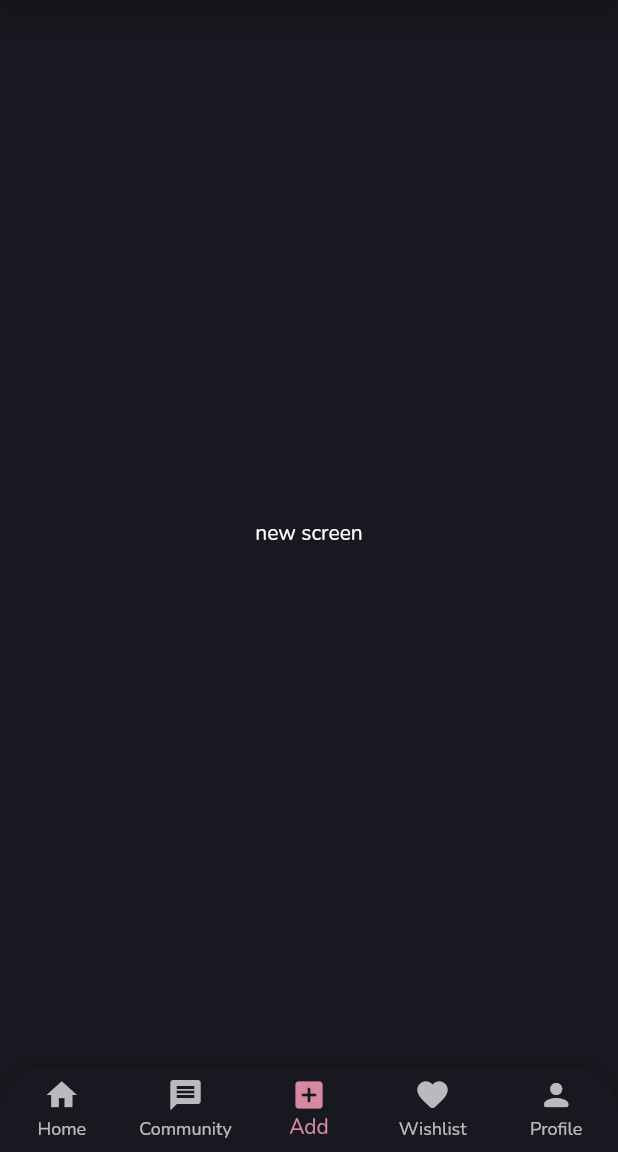
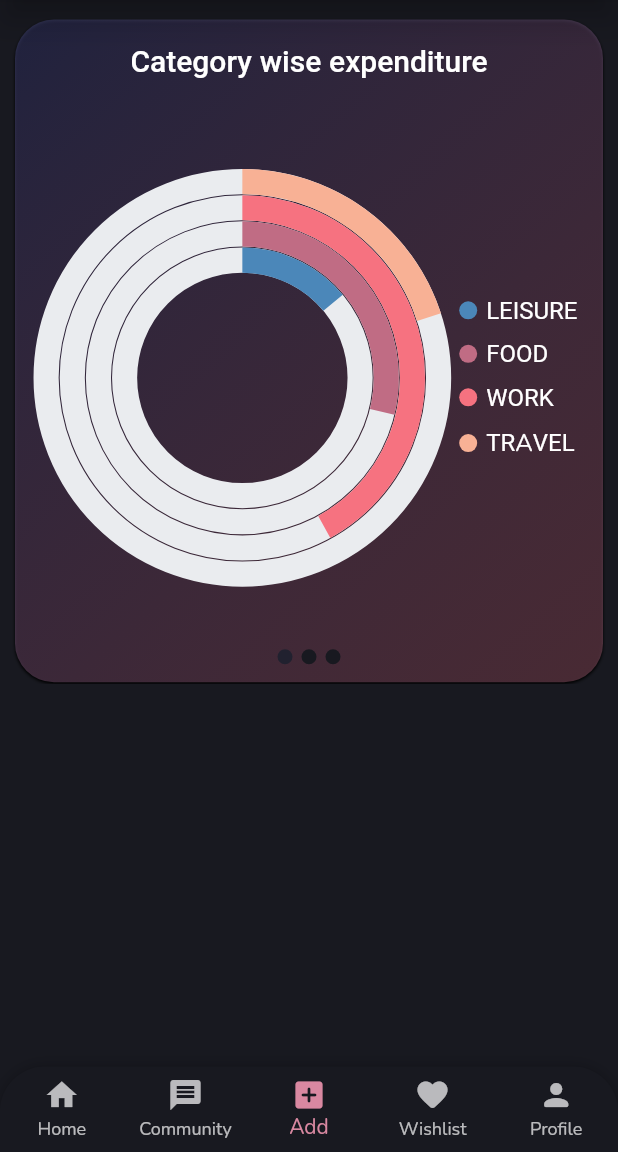
Before and after one commit to Ravi-Maurya74/Savio, a Flutter app: the ScaffoldScreen screen opened by its route, item 3 of the bottom bar chosen, on a phone screen of 412 x 824 dp, the part 84-1236 px from its top. Run offline on Flutter 3.47's test engine with Material 2 defaults, Android fonts, the phone set to English and light mode, and no system bars; drawn by our look-alikes of card_swiper; our stand-ins replace adaptive_dialog, firebase_auth, firebase_core, flutter_staggered_animations, google_fonts, google_sign_in and 3 more; accounts and stored records are empty; network calls fail.

Commit message:
Added Charts into Empty ScreenChanged Notification

```diff
--- a/lib/screens/scaffold_screen.dart
+++ b/lib/screens/scaffold_screen.dart
@@ -89,10 +89,10 @@ class _ScaffoldScreenState extends State<ScaffoldScreen> {
         ),
         body: IndexedStack(
           index: selectedIndex,
-          children: const [
+          children: [
             HomeTab(),
             CommunityTab(),
-            NewNavBarTab(),
+            inDepthVisualization(),
             WishlistTab(),
             UserProfileTab(),
           ],
--- a/lib/tabs/home_tab.dart
+++ b/lib/tabs/home_tab.dart
@@ -81,7 +81,7 @@ class HomeTab extends StatelessWidget {
                     },
                   ),
                   CircularIconCard(
-                    alertIcon: student.savings < 0
+                    alertIcon: context.watch<Student>().savings < 0
                         ? Notificationtile(isCrossed: true)
                         : Notificationtile(isCrossed: false),
                     onPress: () {
--- a/lib/tabs/new_screen.dart
+++ b/lib/tabs/new_screen.dart
@@ -1,13 +1,37 @@
+import 'package:exp_man/screens/your_savings_screen.dart';
 import 'package:flutter/material.dart';
+import 'package:card_swiper/card_swiper.dart';
+import 'package:syncfusion_flutter_charts/charts.dart';
+import 'package:exp_man/utilities/RadialBarChart.dart';
+import 'package:exp_man/utilities/MonthComparisonChart.dart';
 
-class NewNavBarTab extends StatelessWidget {
-  const NewNavBarTab({super.key});
+class inDepthVisualization extends StatelessWidget {
+  final List<Widget> charts = [RadialChart(), MyWidget(), RadialChart()];
 
   @override
   Widget build(BuildContext context) {
-    debugPrint('new screen rebuild');
-    return const Center(
-      child: Text('new screen'),
+    Size size = MediaQuery.of(context).size;
+    return Scaffold(
+      body: SafeArea(
+          child: Padding(
+        padding: const EdgeInsets.all(8.0),
+        child: Column(
+          children: [
+            Expanded(
+              child: Swiper(
+                containerWidth: size.width * 0.8,
+                containerHeight: size.height * 0.5,
+                pagination: SwiperPagination(),
+                itemCount: 3,
+                itemBuilder: (context, index) => charts[index],
+              ),
+            ),
+            Container(
+              height: size.height * 0.3,
+            )
+          ],
+        ),
+      )),
     );
   }
 }
--- /dev/null
+++ b/lib/utilities/RadialBarChart.dart
@@ -0,0 +1,87 @@
+import 'package:syncfusion_flutter_charts/charts.dart';
+import 'package:flutter/material.dart';
+
+class ChartData {
+  ChartData(this.category, this.amount);
+  final String category;
+  final double amount;
+}
+
+class RadialChart extends StatefulWidget {
+  const RadialChart({super.key});
+
+  @override
+  State<RadialChart> createState() => _MyWidgetState();
+}
+
+class _MyWidgetState extends State<RadialChart> {
+  @override
+  Widget build(BuildContext context) {
+    final List<ChartData> chartData = [
+      ChartData('LEISURE', 3500),
+      ChartData('FOOD', 7200),
+      ChartData('WORK', 10500),
+      ChartData('TRAVEL', 5000)
+    ];
+    Size size = MediaQuery.of(context).size;
+    return Container(
+        padding: EdgeInsets.only(top: 5, left: 2, right: 2, bottom: 1),
+        margin: EdgeInsets.only(top: 5, left: 2, right: 2, bottom: 1),
+        width: size.width * 0.8,
+        height: size.height * 0.5,
+        decoration: BoxDecoration(
+          // color: Colors.white,
+          borderRadius: BorderRadius.circular(26),
+          gradient: LinearGradient(
+              begin: Alignment.topLeft,
+              end: Alignment.bottomRight,
+              colors: [
+                const Color(0xFF50559a).withOpacity(0.4),
+                const Color.fromARGB(255, 240, 139, 171).withOpacity(0.3),
+
+                //50559a
+              ]),
+          boxShadow: const [
+            BoxShadow(
+              blurRadius: 1,
+              offset: Offset(0, 1),
+              // color: Color.fromARGB(255, 194, 194, 194),
+            ),
+          ],
+        ),
+        child: SfCircularChart(
+          title: ChartTitle(
+            text: 'Category wise expenditure',
+            textStyle: Theme.of(context)
+                .textTheme
+                .titleLarge!
+                .copyWith(fontFamily: "Alkatra", color: Colors.white),
+          ),
+          tooltipBehavior: TooltipBehavior(enable: true),
+          series: <CircularSeries<ChartData, String>>[
+            RadialBarSeries<ChartData, String>(
+              // explode: true,
+              // explodeIndex: 0,
+              maximumValue: 25000,
+              radius: '100%',
+              dataSource: chartData,
+              cornerStyle: CornerStyle.bothFlat,
+              enableTooltip: true,
+              dataLabelSettings: const DataLabelSettings(),
+              xValueMapper: (ChartData data, _) => data.category,
+              yValueMapper: (ChartData data, _) => data.amount,
+            )
+          ],
+          legend: Legend(
+            isVisible: true,
+            overflowMode: LegendItemOverflowMode.wrap,
+            textStyle: Theme.of(context)
+                .textTheme
+                .titleMedium!
+                .copyWith(fontFamily: "Alkatra", color: Colors.white),
+            position: LegendPosition.right,
+            padding: 5,
+          ),
+        ));
+  }
+}
--- a/lib/utilities/notification_icon.dart
+++ b/lib/utilities/notification_icon.dart
@@ -7,6 +7,7 @@ class Notificationtile extends StatelessWidget {
   @override
   Widget build(BuildContext context) {
     return Stack(
+      alignment: Alignment.center,
       children: <Widget>[
         Icon(
           Icons.notifications,
--- a/pubspec.yaml
+++ b/pubspec.yaml
@@ -49,6 +49,7 @@ dependencies:
   json_serializable: ^6.7.1
   build_runner: ^2.4.6
   like_button: ^2.0.5
+  card_swiper: ^3.0.1
 
 flutter_launcher_icons:
   image_path: "assets/images/logo.png"
```
Also changed, not shown: lib/utilities/MonthComparisonChart.dart (added, +88 -0 lines).
